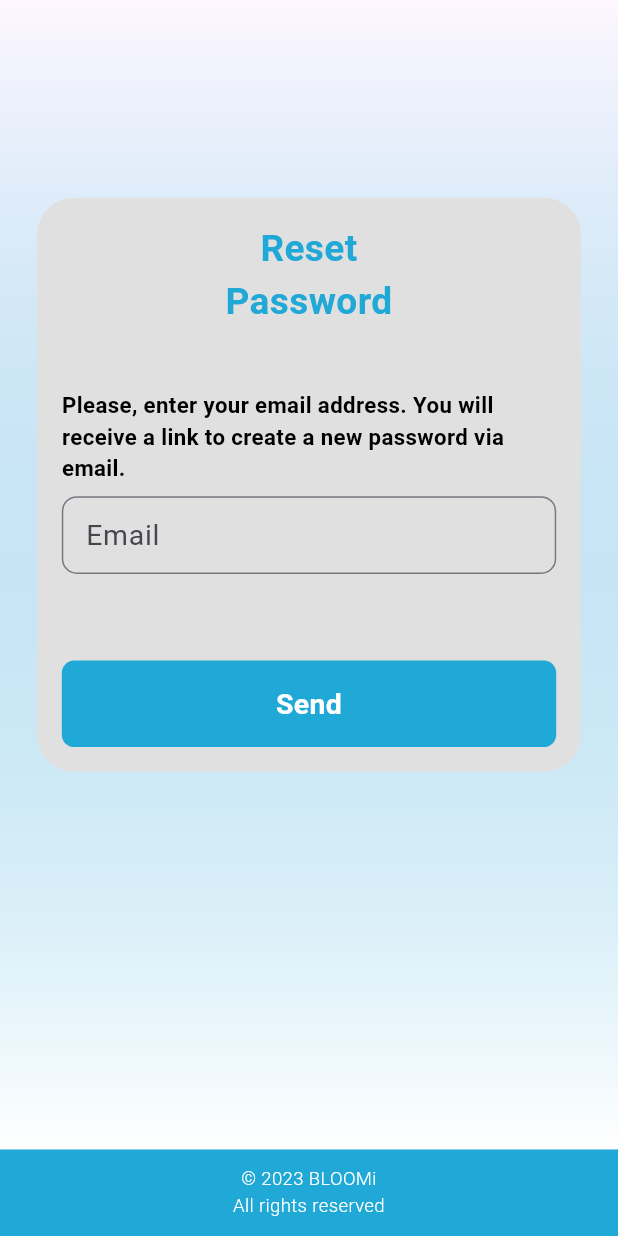
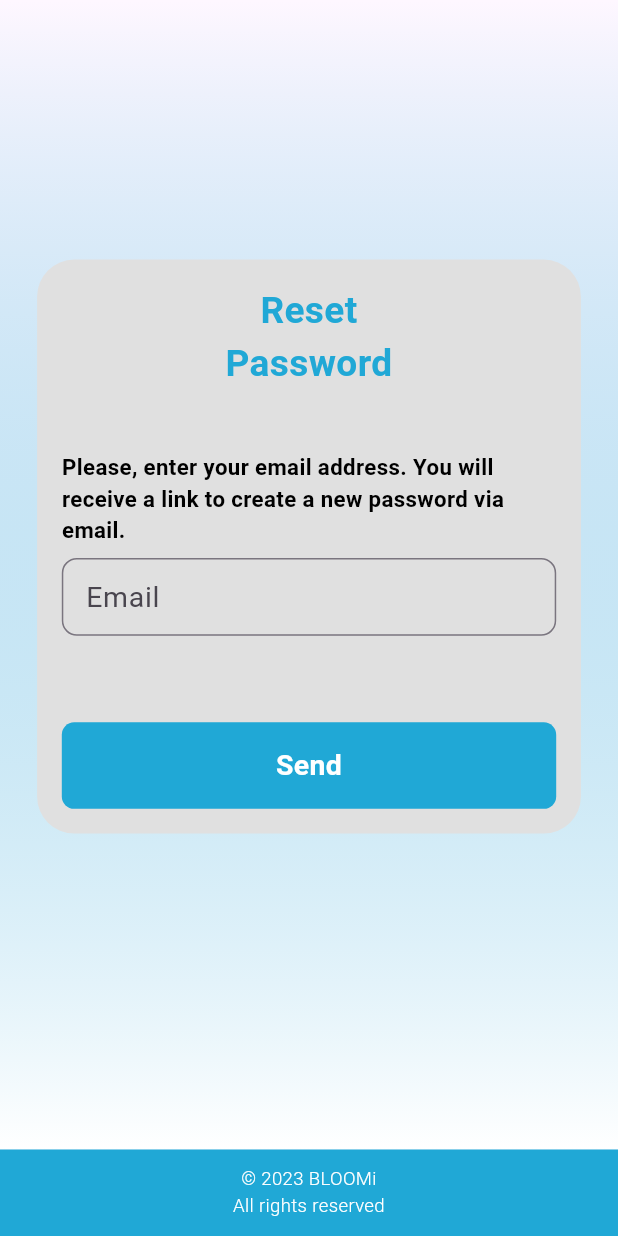
Before and after one commit to cepdnaclk/e19-co227-Empowering-Counselors-and-Students-through-Interactive-Web-and-Mobile-App, a Flutter app: the Login screen opened directly, after a tap on "Forgot Password?", on a phone screen of 412 x 824 dp. Run offline on Flutter 3.47's test engine with Material 2 defaults, Android fonts, the phone set to English and light mode, and no system bars; our stand-ins replace animate_do, awesome_dialog, firebase_auth, firebase_core, logger, responsive_framework; accounts and stored records are empty; statements that could not run were skipped.

Commit message:
ui updated

```diff
--- a/bloomi_web/lib/screens/auth/forgotPassword/forgot_password.dart
+++ b/bloomi_web/lib/screens/auth/forgotPassword/forgot_password.dart
@@ -1,3 +1,4 @@
+import 'package:bloomi_web/components/footer.dart';
 import 'package:bloomi_web/screens/auth/forgotPassword/forgotpass_mobile.dart';
 import 'package:bloomi_web/screens/auth/forgotPassword/forgotpass_web.dart';
 import 'package:flutter/material.dart';
@@ -17,6 +18,7 @@ class _ForgotPasswordState extends State<ForgotPassword> {
       body: (mediaQueryData.size.width > 900)
           ? ForgotPasswordWeb(mediaQueryData: mediaQueryData)
           : ForgotPasswordMobile(mediaQueryData: mediaQueryData),
+      bottomNavigationBar: Footer(mediaQueryData: mediaQueryData),
     );
   }
 }
--- a/bloomi_web/lib/screens/auth/forgotPassword/forgotpass_mobile.dart
+++ b/bloomi_web/lib/screens/auth/forgotPassword/forgotpass_mobile.dart
@@ -1,6 +1,5 @@
 import 'package:bloomi_web/components/background_color_gradient.dart';
 import 'package:bloomi_web/components/custom_text.dart';
-import 'package:bloomi_web/components/footer.dart';
 import 'package:bloomi_web/components/form_button_mobile.dart';
 import 'package:bloomi_web/components/form_heading.dart';
 import 'package:bloomi_web/components/form_input_mobile.dart';
@@ -38,7 +37,7 @@ class ForgotPasswordMobile extends StatelessWidget {
                           child: Column(
                             children: [
                               SizedBox(
-                                  height: mediaQueryData.size.height * 0.15),
+                                  height: mediaQueryData.size.height * 0.2),
                               Container(
                                 padding: EdgeInsets.all(
                                     mediaQueryData.size.width * 0.04),
@@ -107,7 +106,6 @@ class ForgotPasswordMobile extends StatelessWidget {
               ],
             ),
           ),
-          Footer(mediaQueryData: mediaQueryData),
         ],
       ),
     );
--- a/bloomi_web/lib/screens/auth/forgotPassword/forgotpass_web.dart
+++ b/bloomi_web/lib/screens/auth/forgotPassword/forgotpass_web.dart
@@ -1,7 +1,6 @@
 import 'package:bloomi_web/components/background_color_gradient.dart';
 import 'package:bloomi_web/components/custom_image_column.dart';
 import 'package:bloomi_web/components/custom_text.dart';
-import 'package:bloomi_web/components/footer.dart';
 import 'package:bloomi_web/components/form_button_web.dart';
 import 'package:bloomi_web/components/form_heading.dart';
 import 'package:bloomi_web/components/form_input_web.dart';
@@ -32,7 +31,7 @@ class ForgotPasswordWeb extends StatelessWidget {
                     horizontal: mediaQueryData.size.width * 0.1),
                 child: Column(
                   children: [
-                    SizedBox(height: mediaQueryData.size.height * 0.1),
+                    SizedBox(height: mediaQueryData.size.height * 0.15),
                     Row(
                       children: [
                         CustomImageColumn(mediaQueryData: mediaQueryData),
@@ -98,7 +97,6 @@ class ForgotPasswordWeb extends StatelessWidget {
                   ],
                 ),
               ),
-              Footer(mediaQueryData: mediaQueryData),
             ],
           ),
         ],
--- a/bloomi_web/lib/screens/auth/login/login.dart
+++ b/bloomi_web/lib/screens/auth/login/login.dart
@@ -1,3 +1,4 @@
+import 'package:bloomi_web/components/footer.dart';
 import 'package:bloomi_web/screens/auth/login/login_mobile.dart';
 import 'package:bloomi_web/screens/auth/login/login_web.dart';
 import 'package:flutter/material.dart';
@@ -17,6 +18,7 @@ class _LoginState extends State<Login> {
       body: (mediaQueryData.size.width > 900)
           ? LoginWeb(mediaQueryData: mediaQueryData)
           : LoginMobile(mediaQueryData: mediaQueryData),
+      bottomNavigationBar: Footer(mediaQueryData: mediaQueryData),
     );
   }
 }
--- a/bloomi_web/lib/screens/auth/login/login_mobile.dart
+++ b/bloomi_web/lib/screens/auth/login/login_mobile.dart
@@ -2,7 +2,6 @@ import 'package:bloomi_web/components/background_color_gradient.dart';
 import 'package:bloomi_web/components/custom_text.dart';
 import 'package:bloomi_web/components/custom_text_link_mobile.dart';
 import 'package:bloomi_web/components/customicon_container.dart';
-import 'package:bloomi_web/components/footer.dart';
 import 'package:bloomi_web/components/form_button_mobile.dart';
 import 'package:bloomi_web/components/form_heading.dart';
 import 'package:bloomi_web/components/form_input_mobile.dart';
@@ -146,7 +145,6 @@ class LoginMobile extends StatelessWidget {
               ],
             ),
           ),
-          Footer(mediaQueryData: mediaQueryData),
         ],
       ),
     );
--- a/bloomi_web/lib/screens/auth/login/login_web.dart
+++ b/bloomi_web/lib/screens/auth/login/login_web.dart
@@ -3,7 +3,6 @@ import 'package:bloomi_web/components/custom_image_column.dart';
 import 'package:bloomi_web/components/custom_text.dart';
 import 'package:bloomi_web/components/custom_text_link_web.dart';
 import 'package:bloomi_web/components/customicon_container.dart';
-import 'package:bloomi_web/components/footer.dart';
 import 'package:bloomi_web/components/form_button_web.dart';
 import 'package:bloomi_web/components/form_heading.dart';
 import 'package:bloomi_web/components/form_input_web.dart';
@@ -148,7 +147,6 @@ class LoginWeb extends StatelessWidget {
                   ),
                 ),
               ),
-              Footer(mediaQueryData: mediaQueryData),
             ],
           ),
         ],
--- a/bloomi_web/lib/screens/auth/signup/signup_form.dart
+++ b/bloomi_web/lib/screens/auth/signup/signup_form.dart
@@ -1,3 +1,4 @@
+import 'package:bloomi_web/components/footer.dart';
 import 'package:bloomi_web/screens/auth/signup/signup_mobile.dart';
 import 'package:bloomi_web/screens/auth/signup/signup_web.dart';
 import 'package:flutter/material.dart';
@@ -17,6 +18,7 @@ class _SignUpState extends State<SignUp> {
       body: (mediaQueryData.size.width > 900)
           ? SignUpWeb(mediaQueryData: mediaQueryData)
           : SignUpMobile(mediaQueryData: mediaQueryData),
+      bottomNavigationBar: Footer(mediaQueryData: mediaQueryData),
     );
   }
 }
--- a/bloomi_web/lib/screens/auth/signup/signup_mobile.dart
+++ b/bloomi_web/lib/screens/auth/signup/signup_mobile.dart
@@ -1,6 +1,5 @@
 import 'package:bloomi_web/components/background_color_gradient.dart';
 import 'package:bloomi_web/components/custom_text_link_mobile.dart';
-import 'package:bloomi_web/components/footer.dart';
 import 'package:bloomi_web/components/form_button_mobile.dart';
 import 'package:bloomi_web/components/form_heading.dart';
 import 'package:bloomi_web/components/form_input_mobile.dart';
@@ -126,7 +125,6 @@ class SignUpMobile extends StatelessWidget {
               ],
             ),
           ),
-          Footer(mediaQueryData: mediaQueryData),
         ],
       ),
     );
--- a/bloomi_web/lib/screens/auth/signup/signup_web.dart
+++ b/bloomi_web/lib/screens/auth/signup/signup_web.dart
@@ -1,7 +1,6 @@
 import 'package:bloomi_web/components/background_color_gradient.dart';
 import 'package:bloomi_web/components/custom_image_column.dart';
 import 'package:bloomi_web/components/custom_text_link_web.dart';
-import 'package:bloomi_web/components/footer.dart';
 import 'package:bloomi_web/components/form_button_web.dart';
 import 'package:bloomi_web/components/form_heading.dart';
 import 'package:bloomi_web/components/form_input_web.dart';
@@ -127,7 +126,6 @@ class SignUpWeb extends StatelessWidget {
                   ),
                 ),
               ),
-              Footer(mediaQueryData: mediaQueryData),
             ],
           ),
         ],
```
Also changed, not shown: bloomi_web/lib/components/contact_cart.dart (+4 -5 lines).
